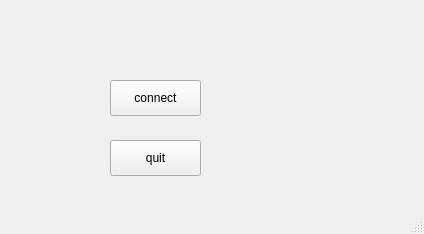
This is networkSockets/mainwindow.ui in cchafe/creating_a_musical_inferface as Qt 5 draws it before an edit. The edited form follows.
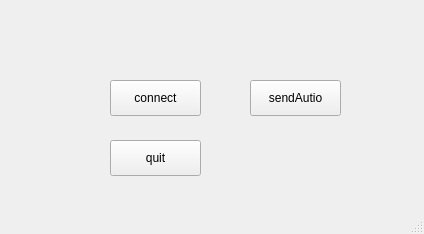
This is the edited form.

Commit message: create udp send thread

Patch:
```diff
--- a/networkSockets/mainwindow.ui
+++ b/networkSockets/mainwindow.ui
@@ -40,6 +40,19 @@
      <string>quit</string>
     </property>
    </widget>
+   <widget class="QPushButton" name="sendAutioButton">
+    <property name="geometry">
+     <rect>
+      <x>250</x>
+      <y>80</y>
+      <width>91</width>
+      <height>36</height>
+     </rect>
+    </property>
+    <property name="text">
+     <string>sendAutio</string>
+    </property>
+   </widget>
   </widget>
   <widget class="QMenuBar" name="menubar">
    <property name="geometry">
```
The commit also changes 8 other files.
